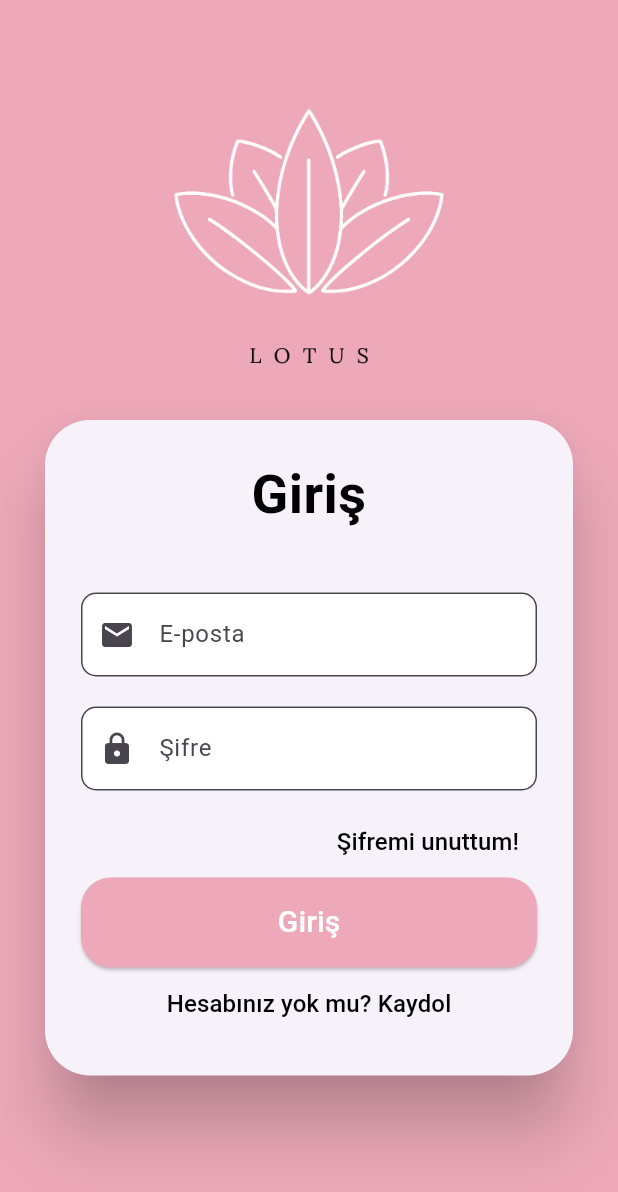
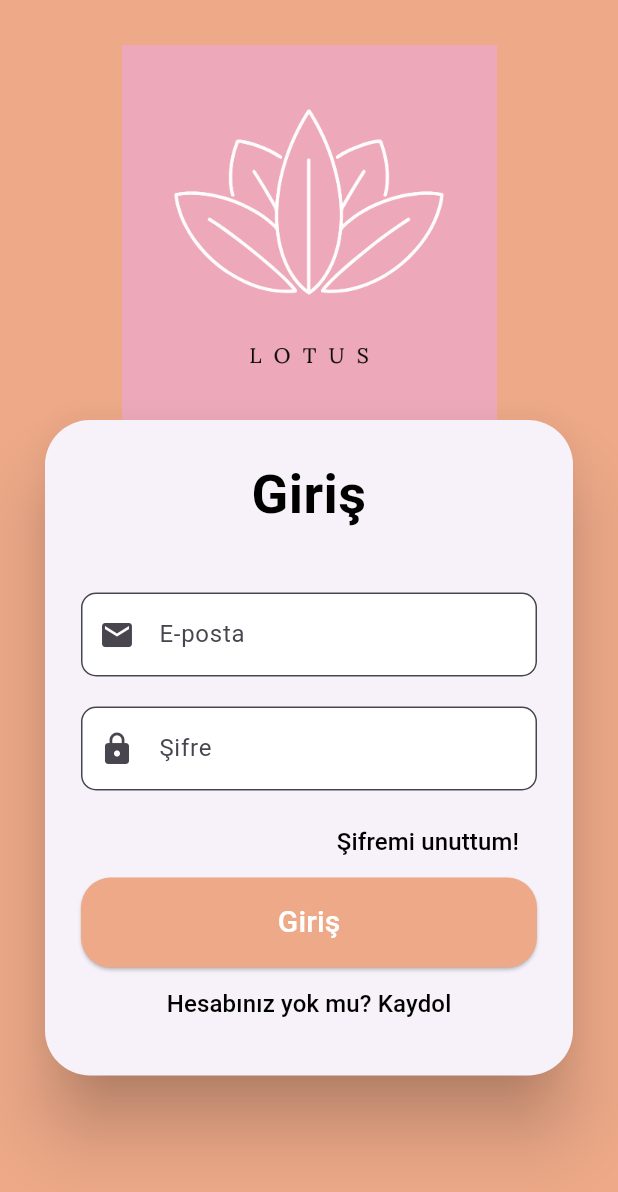
Before and after one commit to OzlemSevinc/lotus-android, a Flutter app: the screen it shows after launch, on a phone screen of 412 x 824 dp. Shown: the top 1192 px of the screen. Run offline on Flutter 3.47's test engine with Material 3 defaults, Android fonts, the phone set to English and light mode, and no system bars.

Commit message:
First commit

```diff
--- a/lib/renkler.dart
+++ b/lib/renkler.dart
@@ -1,7 +1,7 @@
 
 import 'dart:ui';
 
-var anaPembe = const Color(0xFFEDA9B9);
+var anaPembe = const Color(0xFFEDA988);
 var siyah = const Color(0xFF000000);
 var beyaz = const Color(0xFFFFFFFF);
 var gri = const Color(0xFFD9D9D9);
```
